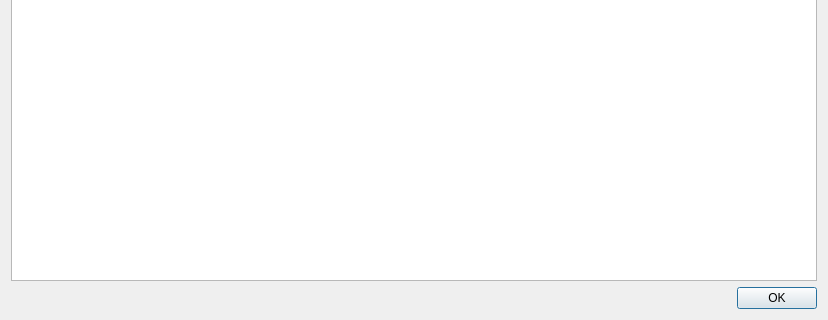
This is ui/exceptiondialog.ui in moevm/nosql1h19-text-graph as Qt 5 draws it before an edit; both pictures show x 0 to 828 and y 257 to 577 of the 828 by 577 pixel window. The edited form follows.
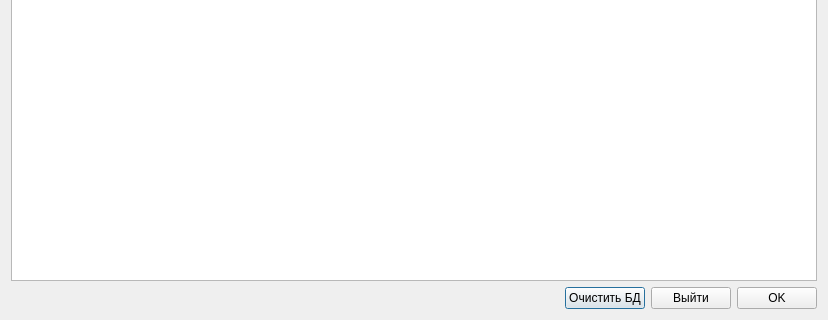
This is the edited form.

```diff
--- a/ui/exceptiondialog.ui
+++ b/ui/exceptiondialog.ui
@@ -82,14 +82,42 @@
     <widget class="QTextBrowser" name="stackTraceBrowser"/>
    </item>
    <item>
-    <widget class="QDialogButtonBox" name="buttonBox">
-     <property name="orientation">
-      <enum>Qt::Horizontal</enum>
-     </property>
-     <property name="standardButtons">
-      <set>QDialogButtonBox::Ok</set>
-     </property>
-    </widget>
+    <layout class="QHBoxLayout" name="horizontalLayout_2">
+     <item>
+      <spacer name="horizontalSpacer">
+       <property name="orientation">
+        <enum>Qt::Horizontal</enum>
+       </property>
+       <property name="sizeHint" stdset="0">
+        <size>
+         <width>40</width>
+         <height>20</height>
+        </size>
+       </property>
+      </spacer>
+     </item>
+     <item>
+      <widget class="QPushButton" name="clearDbButton">
+       <property name="text">
+        <string>Очистить БД</string>
+       </property>
+      </widget>
+     </item>
+     <item>
+      <widget class="QPushButton" name="exitButton">
+       <property name="text">
+        <string>Выйти</string>
+       </property>
+      </widget>
+     </item>
+     <item>
+      <widget class="QPushButton" name="okButton">
+       <property name="text">
+        <string>OK</string>
+       </property>
+      </widget>
+     </item>
+    </layout>
    </item>
   </layout>
  </widget>
```
Left out of the diff: 28 changed lines with no effect on the pictures.
